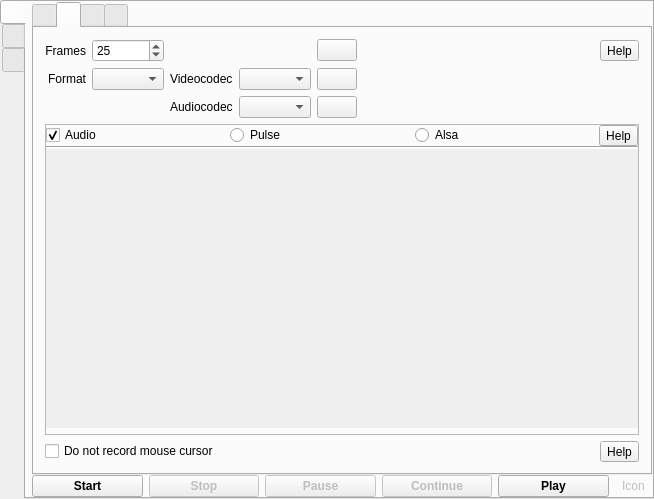
vkohaupt/vokoscreenNG, file mainwindow.ui: the form before one commit.
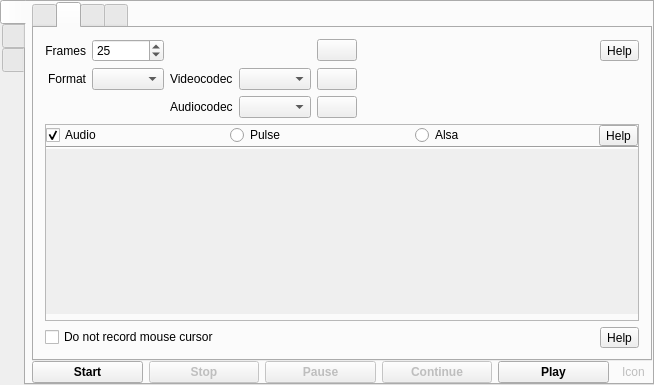
The form after the commit. The open tabs and pages were chosen to show the change. Icons and pictures are not drawn.

Commit message: BS icon

Patch:
```diff
--- a/mainwindow.ui
+++ b/mainwindow.ui
@@ -7,7 +7,7 @@
     <x>0</x>
     <y>0</y>
     <width>654</width>
-    <height>499</height>
+    <height>385</height>
    </rect>
   </property>
   <property name="windowTitle">
@@ -449,8 +449,8 @@
                    <rect>
                     <x>0</x>
                     <y>0</y>
-                    <width>513</width>
-                    <height>195</height>
+                    <width>64</width>
+                    <height>16</height>
                    </rect>
                   </property>
                   <layout class="QVBoxLayout" name="verticalLayoutAudioDevices">
```
Left out of the diff: 4 changed lines with no effect on the pictures.
